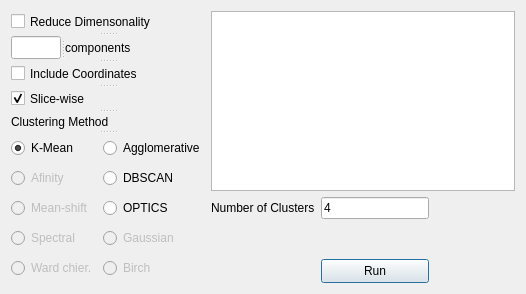
Before: the Qt Designer form clustering.ui in KarolBo/Whole-Body-MRI, drawn with Qt 5.
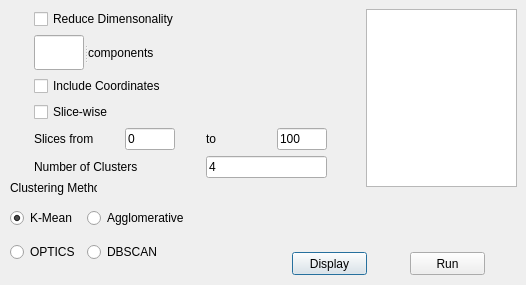
After: the same form once the commit is applied.

```diff
--- a/clustering.ui
+++ b/clustering.ui
@@ -7,35 +7,39 @@
     <x>0</x>
     <y>0</y>
     <width>526</width>
-    <height>294</height>
+    <height>285</height>
    </rect>
   </property>
   <property name="windowTitle">
    <string>Dialog</string>
   </property>
-  <layout class="QGridLayout" name="gridLayout_2">
-   <item row="1" column="1" colspan="3">
-    <widget class="QTextEdit" name="textEdit">
-     <property name="readOnly">
-      <bool>true</bool>
-     </property>
-    </widget>
-   </item>
-   <item row="3" column="2">
-    <spacer name="verticalSpacer">
-     <property name="orientation">
-      <enum>Qt::Vertical</enum>
-     </property>
-     <property name="sizeHint" stdset="0">
-      <size>
-       <width>20</width>
-       <height>40</height>
-      </size>
-     </property>
-    </spacer>
-   </item>
-   <item row="4" column="2">
     <widget class="QSplitter" name="splitter">
+   <property name="geometry">
+    <rect>
+     <x>292</x>
+     <y>252</y>
+     <width>75</width>
+     <height>23</height>
+    </rect>
+   </property>
+   <property name="orientation">
+    <enum>Qt::Horizontal</enum>
+   </property>
+   <widget class="QPushButton" name="button_display">
+    <property name="text">
+     <string>Display</string>
+    </property>
+   </widget>
+  </widget>
+  <widget class="QSplitter" name="splitter_5">
+   <property name="geometry">
+    <rect>
+     <x>410</x>
+     <y>252</y>
+     <width>75</width>
+     <height>23</height>
+    </rect>
+   </property>
      <property name="orientation">
       <enum>Qt::Horizontal</enum>
      </property>
@@ -45,98 +49,42 @@
       </property>
      </widget>
     </widget>
-   </item>
-   <item row="4" column="3">
-    <spacer name="horizontalSpacer_2">
-     <property name="orientation">
-      <enum>Qt::Horizontal</enum>
-     </property>
-     <property name="sizeHint" stdset="0">
-      <size>
-       <width>78</width>
-       <height>24</height>
-      </size>
-     </property>
-    </spacer>
-   </item>
-   <item row="1" column="0" rowspan="4">
-    <widget class="QSplitter" name="splitter_4">
-     <property name="orientation">
-      <enum>Qt::Vertical</enum>
-     </property>
-     <widget class="QSplitter" name="splitter_3">
-      <property name="orientation">
-       <enum>Qt::Vertical</enum>
-      </property>
-      <widget class="QCheckBox" name="checkbox_pca">
-       <property name="text">
-        <string>Reduce Dimensonality</string>
-       </property>
-      </widget>
-      <widget class="QSplitter" name="splitter_2">
-       <property name="orientation">
-        <enum>Qt::Horizontal</enum>
-       </property>
-       <widget class="QLineEdit" name="line_pca">
-        <property name="sizePolicy">
-         <sizepolicy hsizetype="Fixed" vsizetype="Fixed">
-          <horstretch>0</horstretch>
-          <verstretch>0</verstretch>
-         </sizepolicy>
-        </property>
-        <property name="minimumSize">
-         <size>
-          <width>50</width>
-          <height>0</height>
-         </size>
-        </property>
-        <property name="maximumSize">
-         <size>
-          <width>50</width>
-          <height>16777215</height>
-         </size>
-        </property>
-       </widget>
-       <widget class="QLabel" name="label">
-        <property name="text">
-         <string>components</string>
-        </property>
-       </widget>
-      </widget>
-      <widget class="QCheckBox" name="checkbox_coords">
-       <property name="text">
-        <string>Include Coordinates</string>
-       </property>
-      </widget>
-      <widget class="QCheckBox" name="slicewise">
-       <property name="text">
-        <string>Slice-wise</string>
-       </property>
-       <property name="checked">
+  <widget class="QTextEdit" name="textEdit">
+   <property name="geometry">
+    <rect>
+     <x>366</x>
+     <y>9</y>
+     <width>151</width>
+     <height>178</height>
+    </rect>
+   </property>
+   <property name="readOnly">
         <bool>true</bool>
        </property>
-      </widget>
      </widget>
      <widget class="QLabel" name="label_2">
+   <property name="geometry">
+    <rect>
+     <x>10</x>
+     <y>180</y>
+     <width>87</width>
+     <height>16</height>
+    </rect>
+   </property>
       <property name="text">
        <string>Clustering Method</string>
       </property>
      </widget>
      <widget class="QWidget" name="layoutWidget">
+   <property name="geometry">
+    <rect>
+     <x>10</x>
+     <y>200</y>
+     <width>179</width>
+     <height>71</height>
+    </rect>
+   </property>
       <layout class="QGridLayout" name="gridLayout">
-       <item row="1" column="0">
-        <widget class="QRadioButton" name="afinity">
-         <property name="enabled">
-          <bool>false</bool>
-         </property>
-         <property name="text">
-          <string>Afinity</string>
-         </property>
-         <attribute name="buttonGroup">
-          <string notr="true">buttonGroup</string>
-         </attribute>
-        </widget>
-       </item>
        <item row="0" column="0">
         <widget class="QRadioButton" name="kmean">
          <property name="text">
@@ -150,58 +98,6 @@
          </attribute>
         </widget>
        </item>
-       <item row="3" column="0">
-        <widget class="QRadioButton" name="spectral">
-         <property name="enabled">
-          <bool>false</bool>
-         </property>
-         <property name="text">
-          <string>Spectral</string>
-         </property>
-         <attribute name="buttonGroup">
-          <string notr="true">buttonGroup</string>
-         </attribute>
-        </widget>
-       </item>
-       <item row="4" column="1">
-        <widget class="QRadioButton" name="birch">
-         <property name="enabled">
-          <bool>false</bool>
-         </property>
-         <property name="text">
-          <string>Birch</string>
-         </property>
-         <attribute name="buttonGroup">
-          <string notr="true">buttonGroup</string>
-         </attribute>
-        </widget>
-       </item>
-       <item row="2" column="0">
-        <widget class="QRadioButton" name="meanshift">
-         <property name="enabled">
-          <bool>false</bool>
-         </property>
-         <property name="text">
-          <string>Mean-shift</string>
-         </property>
-         <attribute name="buttonGroup">
-          <string notr="true">buttonGroup</string>
-         </attribute>
-        </widget>
-       </item>
-       <item row="3" column="1">
-        <widget class="QRadioButton" name="gaussian">
-         <property name="enabled">
-          <bool>false</bool>
-         </property>
-         <property name="text">
-          <string>Gaussian</string>
-         </property>
-         <attribute name="buttonGroup">
-          <string notr="true">buttonGroup</string>
-         </attribute>
-        </widget>
-       </item>
        <item row="1" column="1">
         <widget class="QRadioButton" name="dbscan">
          <property name="enabled">
@@ -215,32 +111,6 @@
          </attribute>
         </widget>
        </item>
-       <item row="2" column="1">
-        <widget class="QRadioButton" name="optics">
-         <property name="enabled">
-          <bool>true</bool>
-         </property>
-         <property name="text">
-          <string>OPTICS</string>
-         </property>
-         <attribute name="buttonGroup">
-          <string notr="true">buttonGroup</string>
-         </attribute>
-        </widget>
-       </item>
-       <item row="4" column="0">
-        <widget class="QRadioButton" name="ward">
-         <property name="enabled">
-          <bool>false</bool>
-         </property>
-         <property name="text">
-          <string>Ward chier.</string>
-         </property>
-         <attribute name="buttonGroup">
-          <string notr="true">buttonGroup</string>
-         </attribute>
-        </widget>
-       </item>
        <item row="0" column="1">
         <widget class="QRadioButton" name="agglomerative">
          <property name="text">
@@ -251,38 +121,155 @@
          </attribute>
         </widget>
        </item>
-      </layout>
-     </widget>
-    </widget>
-   </item>
-   <item row="4" column="1">
-    <spacer name="horizontalSpacer">
+    <item row="1" column="0">
+     <widget class="QRadioButton" name="optics">
+      <property name="enabled">
+       <bool>true</bool>
+      </property>
+      <property name="text">
+       <string>OPTICS</string>
+      </property>
+      <attribute name="buttonGroup">
+       <string notr="true">buttonGroup</string>
+      </attribute>
+     </widget>
+    </item>
+   </layout>
+  </widget>
+  <widget class="QWidget" name="">
+   <property name="geometry">
+    <rect>
+     <x>9</x>
+     <y>9</y>
+     <width>347</width>
+     <height>169</height>
+    </rect>
+   </property>
+   <layout class="QGridLayout" name="gridLayout_2">
+    <item row="1" column="0" colspan="4">
+     <widget class="QSplitter" name="splitter_2">
      <property name="orientation">
       <enum>Qt::Horizontal</enum>
      </property>
-     <property name="sizeHint" stdset="0">
+      <widget class="QLineEdit" name="line_pca">
+       <property name="sizePolicy">
+        <sizepolicy hsizetype="Fixed" vsizetype="Fixed">
+         <horstretch>0</horstretch>
+         <verstretch>0</verstretch>
+        </sizepolicy>
+       </property>
+       <property name="minimumSize">
       <size>
-       <width>79</width>
-       <height>24</height>
-      </size>
-     </property>
-    </spacer>
-   </item>
-   <item row="2" column="1">
+         <width>50</width>
+         <height>0</height>
+        </size>
+       </property>
+       <property name="maximumSize">
+        <size>
+         <width>50</width>
+         <height>16777215</height>
+        </size>
+       </property>
+      </widget>
+      <widget class="QLabel" name="label">
+       <property name="text">
+        <string>components</string>
+       </property>
+      </widget>
+     </widget>
+    </item>
+    <item row="5" column="0" colspan="2">
     <widget class="QLabel" name="label_5">
      <property name="text">
       <string>Number of Clusters</string>
      </property>
     </widget>
    </item>
-   <item row="2" column="2">
+    <item row="5" column="2" colspan="2">
     <widget class="QLineEdit" name="line_clusters">
      <property name="text">
       <string>4</string>
      </property>
     </widget>
    </item>
-  </layout>
+    <item row="4" column="2">
+     <widget class="QLabel" name="label_7">
+      <property name="maximumSize">
+       <size>
+        <width>40</width>
+        <height>16777215</height>
+       </size>
+      </property>
+      <property name="text">
+       <string>to</string>
+      </property>
+     </widget>
+    </item>
+    <item row="4" column="3">
+     <widget class="QLineEdit" name="to">
+      <property name="maximumSize">
+       <size>
+        <width>50</width>
+        <height>16777215</height>
+       </size>
+      </property>
+      <property name="text">
+       <string>100</string>
+      </property>
+     </widget>
+    </item>
+    <item row="4" column="0">
+     <widget class="QLabel" name="label_6">
+      <property name="maximumSize">
+       <size>
+        <width>60</width>
+        <height>16777215</height>
+       </size>
+      </property>
+      <property name="text">
+       <string>Slices from</string>
+      </property>
+     </widget>
+    </item>
+    <item row="2" column="0" colspan="4">
+     <widget class="QCheckBox" name="checkbox_coords">
+      <property name="text">
+       <string>Include Coordinates</string>
+      </property>
+     </widget>
+    </item>
+    <item row="3" column="0" colspan="4">
+     <widget class="QCheckBox" name="slicewise">
+      <property name="text">
+       <string>Slice-wise</string>
+      </property>
+      <property name="checked">
+       <bool>false</bool>
+      </property>
+     </widget>
+    </item>
+    <item row="0" column="0" colspan="4">
+     <widget class="QCheckBox" name="checkbox_pca">
+      <property name="text">
+       <string>Reduce Dimensonality</string>
+      </property>
+     </widget>
+    </item>
+    <item row="4" column="1">
+     <widget class="QLineEdit" name="fr">
+      <property name="maximumSize">
+       <size>
+        <width>50</width>
+        <height>16777215</height>
+       </size>
+      </property>
+      <property name="text">
+       <string>0</string>
+      </property>
+     </widget>
+    </item>
+   </layout>
+  </widget>
   <zorder>splitter_4</zorder>
   <zorder>textEdit</zorder>
   <zorder>splitter</zorder>
```
Left out of the diff: 6 changed lines with no effect on the pictures. Lines whose indentation alone changed are shown as unchanged.
